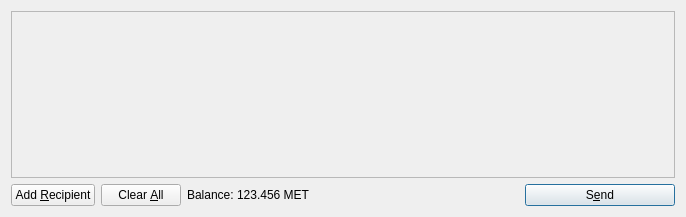
The window that src/qt/forms/sendcoinsdialog.ui (person1029/metacoin) describes before a commit, drawn with Qt 5.
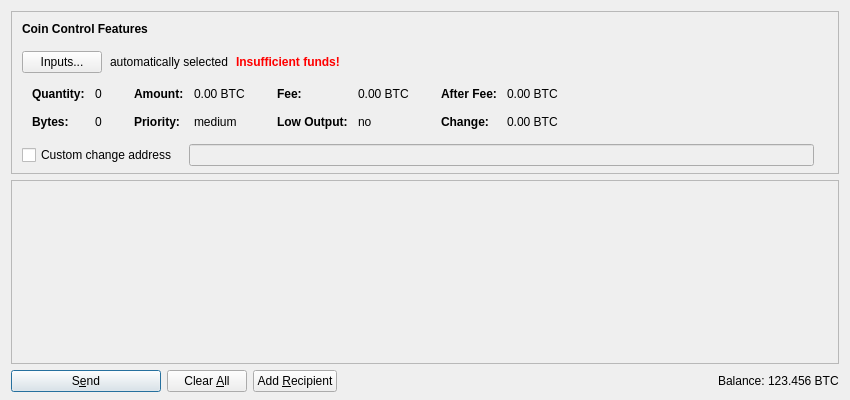
The same window after the commit. Icons and pictures are not drawn. Custom widgets are drawn as their Qt base class.

What changed in the file:
```diff
--- a/src/qt/forms/sendcoinsdialog.ui
+++ b/src/qt/forms/sendcoinsdialog.ui
@@ -6,14 +6,603 @@
    <rect>
     <x>0</x>
     <y>0</y>
-    <width>686</width>
-    <height>217</height>
+    <width>850</width>
+    <height>400</height>
    </rect>
   </property>
   <property name="windowTitle">
    <string>Send Coins</string>
   </property>
-  <layout class="QVBoxLayout" name="verticalLayout">
+  <layout class="QVBoxLayout" name="verticalLayout" stretch="0,1,0">
+   <property name="bottomMargin">
+    <number>8</number>
+   </property>
+   <item>
+    <widget class="QFrame" name="frameCoinControl">
+     <property name="sizePolicy">
+      <sizepolicy hsizetype="Expanding" vsizetype="Expanding">
+       <horstretch>0</horstretch>
+       <verstretch>0</verstretch>
+      </sizepolicy>
+     </property>
+     <property name="maximumSize">
+      <size>
+       <width>16777215</width>
+       <height>16777215</height>
+      </size>
+     </property>
+     <property name="frameShape">
+      <enum>QFrame::StyledPanel</enum>
+     </property>
+     <property name="frameShadow">
+      <enum>QFrame::Sunken</enum>
+     </property>
+     <layout class="QVBoxLayout" name="verticalLayoutCoinControl2">
+      <property name="spacing">
+       <number>0</number>
+      </property>
+      <property name="leftMargin">
+       <number>0</number>
+      </property>
+      <property name="topMargin">
+       <number>0</number>
+      </property>
+      <property name="rightMargin">
+       <number>0</number>
+      </property>
+      <property name="bottomMargin">
+       <number>6</number>
+      </property>
+      <item>
+       <layout class="QVBoxLayout" name="verticalLayoutCoinControl" stretch="0,0,0,0,1">
+        <property name="spacing">
+         <number>0</number>
+        </property>
+        <property name="leftMargin">
+         <number>10</number>
+        </property>
+        <property name="topMargin">
+         <number>10</number>
+        </property>
+        <item>
+         <layout class="QHBoxLayout" name="horizontalLayoutCoinControl1">
+          <property name="bottomMargin">
+           <number>15</number>
+          </property>
+          <item>
+           <widget class="QLabel" name="labelCoinControlFeatures">
+            <property name="sizePolicy">
+             <sizepolicy hsizetype="Preferred" vsizetype="Maximum">
+              <horstretch>0</horstretch>
+              <verstretch>0</verstretch>
+             </sizepolicy>
+            </property>
+            <property name="font">
+             <font>
+              <weight>75</weight>
+              <bold>true</bold>
+             </font>
+            </property>
+            <property name="styleSheet">
+             <string notr="true">font-weight:bold;</string>
+            </property>
+            <property name="text">
+             <string>Coin Control Features</string>
+            </property>
+           </widget>
+          </item>
+         </layout>
+        </item>
+        <item>
+         <layout class="QHBoxLayout" name="horizontalLayoutCoinControl2" stretch="0,0,0,0">
+          <property name="spacing">
+           <number>8</number>
+          </property>
+          <property name="bottomMargin">
+           <number>10</number>
+          </property>
+          <item>
+           <widget class="QPushButton" name="pushButtonCoinControl">
+            <property name="styleSheet">
+             <string notr="true"/>
+            </property>
+            <property name="text">
+             <string>Inputs...</string>
+            </property>
+           </widget>
+          </item>
+          <item>
+           <widget class="QLabel" name="labelCoinControlAutomaticallySelected">
+            <property name="text">
+             <string>automatically selected</string>
+            </property>
+            <property name="margin">
+             <number>5</number>
+            </property>
+           </widget>
+          </item>
+          <item>
+           <widget class="QLabel" name="labelCoinControlInsuffFunds">
+            <property name="font">
+             <font>
+              <weight>75</weight>
+              <bold>true</bold>
+             </font>
+            </property>
+            <property name="styleSheet">
+             <string notr="true">color:red;font-weight:bold;</string>
+            </property>
+            <property name="text">
+             <string>Insufficient funds!</string>
+            </property>
+            <property name="margin">
+             <number>5</number>
+            </property>
+           </widget>
+          </item>
+          <item>
+           <spacer name="horizontalSpacerCoinControl">
+            <property name="orientation">
+             <enum>Qt::Horizontal</enum>
+            </property>
+            <property name="sizeHint" stdset="0">
+             <size>
+              <width>40</width>
+              <height>1</height>
+             </size>
+            </property>
+           </spacer>
+          </item>
+         </layout>
+        </item>
+        <item>
+         <widget class="QWidget" name="widgetCoinControl" native="true">
+          <property name="sizePolicy">
+           <sizepolicy hsizetype="Preferred" vsizetype="Preferred">
+            <horstretch>0</horstretch>
+            <verstretch>0</verstretch>
+           </sizepolicy>
+          </property>
+          <property name="minimumSize">
+           <size>
+            <width>0</width>
+            <height>0</height>
+           </size>
+          </property>
+          <property name="styleSheet">
+           <string notr="true"/>
+          </property>
+          <layout class="QHBoxLayout" name="horizontalLayoutCoinControl5">
+           <property name="leftMargin">
+            <number>0</number>
+           </property>
+           <property name="topMargin">
+            <number>0</number>
+           </property>
+           <property name="rightMargin">
+            <number>0</number>
+           </property>
+           <property name="bottomMargin">
+            <number>0</number>
+           </property>
+           <item>
+            <layout class="QHBoxLayout" name="horizontalLayoutCoinControl3" stretch="0,0,0,1">
+             <property name="spacing">
+              <number>20</number>
+             </property>
+             <property name="topMargin">
+              <number>0</number>
+             </property>
+             <property name="bottomMargin">
+              <number>10</number>
+             </property>
+             <item>
+              <layout class="QFormLayout" name="formLayoutCoinControl1">
+               <property name="horizontalSpacing">
+                <number>10</number>
+               </property>
+               <property name="verticalSpacing">
+                <number>14</number>
+               </property>
+               <property name="leftMargin">
+                <number>10</number>
+               </property>
+               <property name="topMargin">
+                <number>4</number>
+               </property>
+               <property name="rightMargin">
+                <number>6</number>
+               </property>
+               <item row="0" column="0">
+                <widget class="QLabel" name="labelCoinControlQuantityText">
+                 <property name="font">
+                  <font>
+                   <weight>75</weight>
+                   <bold>true</bold>
+                  </font>
+                 </property>
+                 <property name="text">
+                  <string>Quantity:</string>
+                 </property>
+                 <property name="margin">
+                  <number>0</number>
+                 </property>
+                </widget>
+               </item>
+               <item row="0" column="1">
+                <widget class="QLabel" name="labelCoinControlQuantity">
+                 <property name="cursor">
+                  <cursorShape>IBeamCursor</cursorShape>
+                 </property>
+                 <property name="contextMenuPolicy">
+                  <enum>Qt::ActionsContextMenu</enum>
+                 </property>
+                 <property name="text">
+                  <string notr="true">0</string>
+                 </property>
+                 <property name="margin">
+                  <number>0</number>
+                 </property>
+                 <property name="textInteractionFlags">
+                  <set>Qt::LinksAccessibleByMouse|Qt::TextSelectableByKeyboard|Qt::TextSelectableByMouse</set>
+                 </property>
+                </widget>
+               </item>
+               <item row="1" column="0">
+                <widget class="QLabel" name="labelCoinControlBytesText">
+                 <property name="font">
+                  <font>
+                   <weight>75</weight>
+                   <bold>true</bold>
+                  </font>
+                 </property>
+                 <property name="text">
+                  <string>Bytes:</string>
+                 </property>
+                </widget>
+               </item>
+               <item row="1" column="1">
+                <widget class="QLabel" name="labelCoinControlBytes">
+                 <property name="cursor">
+                  <cursorShape>IBeamCursor</cursorShape>
+                 </property>
+                 <property name="contextMenuPolicy">
+                  <enum>Qt::ActionsContextMenu</enum>
+                 </property>
+                 <property name="text">
+                  <string notr="true">0</string>
+                 </property>
+                 <property name="textInteractionFlags">
+                  <set>Qt::LinksAccessibleByMouse|Qt::TextSelectableByKeyboard|Qt::TextSelectableByMouse</set>
+                 </property>
+                </widget>
+               </item>
+              </layout>
+             </item>
+             <item>
+              <layout class="QFormLayout" name="formLayoutCoinControl2">
+               <property name="horizontalSpacing">
+                <number>10</number>
+               </property>
+               <property name="verticalSpacing">
+                <number>14</number>
+               </property>
+               <property name="leftMargin">
+                <number>6</number>
+               </property>
+               <property name="topMargin">
+                <number>4</number>
+               </property>
+               <property name="rightMargin">
+                <number>6</number>
+               </property>
+               <item row="0" column="0">
+                <widget class="QLabel" name="labelCoinControlAmountText">
+                 <property name="font">
+                  <font>
+                   <weight>75</weight>
+                   <bold>true</bold>
+                  </font>
+                 </property>
+                 <property name="text">
+                  <string>Amount:</string>
+                 </property>
+                 <property name="margin">
+                  <number>0</number>
+                 </property>
+                </widget>
+               </item>
+               <item row="0" column="1">
+                <widget class="QLabel" name="labelCoinControlAmount">
+                 <property name="cursor">
+                  <cursorShape>IBeamCursor</cursorShape>
+                 </property>
+                 <property name="contextMenuPolicy">
+                  <enum>Qt::ActionsContextMenu</enum>
+                 </property>
+                 <property name="text">
+                  <string notr="true">0.00 BTC</string>
+                 </property>
+                 <property name="textInteractionFlags">
+                  <set>Qt::LinksAccessibleByMouse|Qt::TextSelectableByKeyboard|Qt::TextSelectableByMouse</set>
+                 </property>
+                </widget>
+               </item>
+               <item row="1" column="0">
+                <widget class="QLabel" name="labelCoinControlPriorityText">
+                 <property name="font">
+                  <font>
+                   <weight>75</weight>
+                   <bold>true</bold>
+                  </font>
+                 </property>
+                 <property name="text">
+                  <string>Priority:</string>
+                 </property>
+                </widget>
+               </item>
+               <item row="1" column="1">
+                <widget class="QLabel" name="labelCoinControlPriority">
+                 <property name="cursor">
+                  <cursorShape>IBeamCursor</cursorShape>
+                 </property>
+                 <property name="contextMenuPolicy">
+                  <enum>Qt::ActionsContextMenu</enum>
+                 </property>
+                 <property name="text">
+                  <string notr="true">medium</string>
+                 </property>
+                 <property name="textInteractionFlags">
+                  <set>Qt::LinksAccessibleByMouse|Qt::TextSelectableByKeyboard|Qt::TextSelectableByMouse</set>
+                 </property>
+                </widget>
+               </item>
+              </layout>
+             </item>
+             <item>
+              <layout class="QFormLayout" name="formLayoutCoinControl3">
+               <property name="horizontalSpacing">
+                <number>10</number>
+               </property>
+               <property name="verticalSpacing">
+                <number>14</number>
+               </property>
+               <property name="leftMargin">
+                <number>6</number>
+               </property>
+               <property name="topMargin">
+                <number>4</number>
+               </property>
+               <property name="rightMargin">
+                <number>6</number>
+               </property>
+               <item row="0" column="0">
+                <widget class="QLabel" name="labelCoinControlFeeText">
+                 <property name="font">
+                  <font>
+                   <weight>75</weight>
+                   <bold>true</bold>
+                  </font>
+                 </property>
+                 <property name="text">
+                  <string>Fee:</string>
+                 </property>
+                 <property name="margin">
+                  <number>0</number>
+                 </property>
+                </widget>
+               </item>
+               <item row="0" column="1">
+                <widget class="QLabel" name="labelCoinControlFee">
+                 <property name="cursor">
+                  <cursorShape>IBeamCursor</cursorShape>
+                 </property>
+                 <property name="contextMenuPolicy">
+                  <enum>Qt::ActionsContextMenu</enum>
+                 </property>
+                 <property name="text">
+                  <string notr="true">0.00 BTC</string>
+                 </property>
+                 <property name="textInteractionFlags">
+                  <set>Qt::LinksAccessibleByMouse|Qt::TextSelectableByKeyboard|Qt::TextSelectableByMouse</set>
+                 </property>
+                </widget>
+               </item>
+               <item row="1" column="0">
+                <widget class="QLabel" name="labelCoinControlLowOutputText">
+                 <property name="font">
+                  <font>
+                   <weight>75</weight>
+                   <bold>true</bold>
+                  </font>
+                 </property>
+                 <property name="text">
+                  <string>Low Output:</string>
+                 </property>
+                </widget>
+               </item>
+               <item row="1" column="1">
+                <widget class="QLabel" name="labelCoinControlLowOutput">
+                 <property name="cursor">
+                  <cursorShape>IBeamCursor</cursorShape>
+                 </property>
+                 <property name="contextMenuPolicy">
+                  <enum>Qt::ActionsContextMenu</enum>
+                 </property>
+                 <property name="text">
+                  <string notr="true">no</string>
+                 </property>
+                 <property name="textInteractionFlags">
+                  <set>Qt::LinksAccessibleByMouse|Qt::TextSelectableByKeyboard|Qt::TextSelectableByMouse</set>
+                 </property>
+                </widget>
+               </item>
+              </layout>
+             </item>
+             <item>
+              <layout class="QFormLayout" name="formLayoutCoinControl4">
+               <property name="horizontalSpacing">
+                <number>10</number>
+               </property>
+               <property name="verticalSpacing">
+                <number>14</number>
+               </property>
+               <property name="leftMargin">
+                <number>6</number>
+               </property>
+               <property name="topMargin">
+                <number>4</number>
+               </property>
+               <property name="rightMargin">
+                <number>6</number>
+               </property>
+               <item row="0" column="0">
+                <widget class="QLabel" name="labelCoinControlAfterFeeText">
+                 <property name="font">
+                  <font>
+                   <weight>75</weight>
+                   <bold>true</bold>
+                  </font>
+                 </property>
+                 <property name="text">
+                  <string>After Fee:</string>
+                 </property>
+                 <property name="margin">
+                  <number>0</number>
+                 </property>
+                </widget>
+               </item>
+               <item row="0" column="1">
+                <widget class="QLabel" name="labelCoinControlAfterFee">
+                 <property name="cursor">
+                  <cursorShape>IBeamCursor</cursorShape>
+                 </property>
+                 <property name="contextMenuPolicy">
+                  <enum>Qt::ActionsContextMenu</enum>
+                 </property>
+                 <property name="text">
+                  <string notr="true">0.00 BTC</string>
+                 </property>
+                 <property name="textInteractionFlags">
+                  <set>Qt::LinksAccessibleByMouse|Qt::TextSelectableByKeyboard|Qt::TextSelectableByMouse</set>
+                 </property>
+                </widget>
+               </item>
+               <item row="1" column="0">
+                <widget class="QLabel" name="labelCoinControlChangeText">
+                 <property name="font">
+                  <font>
+                   <weight>75</weight>
+                   <bold>true</bold>
+                  </font>
+                 </property>
+                 <property name="text">
+                  <string>Change:</string>
+                 </property>
+                </widget>
+               </item>
+               <item row="1" column="1">
+                <widget class="QLabel" name="labelCoinControlChange">
+                 <property name="cursor">
+                  <cursorShape>IBeamCursor</cursorShape>
+                 </property>
+                 <property name="contextMenuPolicy">
+                  <enum>Qt::ActionsContextMenu</enum>
+                 </property>
+                 <property name="text">
+                  <string notr="true">0.00 BTC</string>
+                 </property>
+                 <property name="textInteractionFlags">
+                  <set>Qt::LinksAccessibleByMouse|Qt::TextSelectableByKeyboard|Qt::TextSelectableByMouse</set>
+                 </property>
+                </widget>
+               </item>
+              </layout>
+             </item>
+            </layout>
+           </item>
+          </layout>
+         </widget>
+        </item>
+        <item>
+         <layout class="QHBoxLayout" name="horizontalLayoutCoinControl4" stretch="0,0,0">
+          <property name="spacing">
+           <number>12</number>
+          </property>
+          <property name="sizeConstraint">
+           <enum>QLayout::SetDefaultConstraint</enum>
+          </property>
+          <property name="topMargin">
+           <number>5</number>
+          </property>
+          <property name="rightMargin">
+           <number>5</number>
+          </property>
+          <item>
+           <widget class="QCheckBox" name="checkBoxCoinControlChange">
+            <property name="toolTip">
+             <string>If this is activated, but the change address is empty or invalid, change will be sent to a newly generated address.</string>
+            </property>
+            <property name="text">
+             <string>Custom change address</string>
+            </property>
+           </widget>
+          </item>
+          <item>
+           <widget class="QValidatedLineEdit" name="lineEditCoinControlChange">
+            <property name="enabled">
+             <bool>false</bool>
+            </property>
+            <property name="sizePolicy">
+             <sizepolicy hsizetype="Expanding" vsizetype="Fixed">
+              <horstretch>0</horstretch>
+              <verstretch>0</verstretch>
+             </sizepolicy>
+            </property>
+           </widget>
+          </item>
+          <item>
+           <widget class="QLabel" name="labelCoinControlChangeLabel">
+            <property name="sizePolicy">
+             <sizepolicy hsizetype="Preferred" vsizetype="Expanding">
+              <horstretch>0</horstretch>
+              <verstretch>0</verstretch>
+             </sizepolicy>
+            </property>
+            <property name="minimumSize">
+             <size>
+              <width>0</width>
+              <height>0</height>
+             </size>
+            </property>
+            <property name="text">
+             <string/>
+            </property>
+            <property name="margin">
+             <number>3</number>
+            </property>
+           </widget>
+          </item>
+         </layout>
+        </item>
+        <item>
+         <spacer name="verticalSpacerCoinControl">
+          <property name="orientation">
+           <enum>Qt::Vertical</enum>
+          </property>
+          <property name="sizeHint" stdset="0">
+           <size>
+            <width>800</width>
+            <height>1</height>
+           </size>
+          </property>
+         </spacer>
+        </item>
+       </layout>
+      </item>
+     </layout>
+    </widget>
+   </item>
    <item>
     <widget class="QScrollArea" name="scrollArea">
      <property name="widgetResizable">
@@ -24,12 +613,21 @@
        <rect>
         <x>0</x>
         <y>0</y>
-        <width>666</width>
-        <height>165</height>
+        <width>830</width>
+        <height>178</height>
        </rect>
       </property>
-      <layout class="QVBoxLayout" name="verticalLayout_2">
-       <property name="margin">
+      <layout class="QVBoxLayout" name="verticalLayout_2" stretch="0,1">
+       <property name="leftMargin">
+        <number>0</number>
+       </property>
+       <property name="topMargin">
+        <number>0</number>
+       </property>
+       <property name="rightMargin">
+        <number>0</number>
+       </property>
+       <property name="bottomMargin">
         <number>0</number>
        </property>
        <item>
@@ -59,19 +657,25 @@
    <item>
     <layout class="QHBoxLayout" name="horizontalLayout">
      <item>
-      <widget class="QPushButton" name="addButton">
+      <widget class="QPushButton" name="sendButton">
+       <property name="minimumSize">
+        <size>
+         <width>150</width>
+         <height>0</height>
+        </size>
+       </property>
        <property name="toolTip">
         <string>Send to multiple recipients at once</string>
        </property>
        <property name="text">
-        <string>Add &amp;Recipient</string>
+        <string>S&amp;end</string>
        </property>
        <property name="icon">
         <iconset resource="../bitcoin.qrc">
          <normaloff>:/icons/add</normaloff>:/icons/add</iconset>
        </property>
-       <property name="autoDefault">
-        <bool>false</bool>
+       <property name="default">
+        <bool>true</bool>
        </property>
       </widget>
      </item>
@@ -101,6 +705,36 @@
        </property>
       </widget>
      </item>
+     <item>
+      <widget class="QPushButton" name="addButton">
+       <property name="toolTip">
+        <string>Send to multiple recipients at once</string>
+       </property>
+       <property name="text">
+        <string>Add &amp;Recipient</string>
+       </property>
+       <property name="icon">
+        <iconset resource="../bitcoin.qrc">
+         <normaloff>:/icons/add</normaloff>:/icons/add</iconset>
+       </property>
+       <property name="autoDefault">
+        <bool>false</bool>
+       </property>
+      </widget>
+     </item>
+     <item>
+      <spacer name="horizontalSpacer">
+       <property name="orientation">
+        <enum>Qt::Horizontal</enum>
+       </property>
+       <property name="sizeHint" stdset="0">
+        <size>
+         <width>40</width>
+         <height>20</height>
+        </size>
+       </property>
+      </spacer>
+     </item>
      <item>
       <layout class="QHBoxLayout" name="horizontalLayout_2">
        <property name="spacing">
@@ -108,6 +742,12 @@
        </property>
        <item>
         <widget class="QLabel" name="label">
+         <property name="sizePolicy">
+          <sizepolicy hsizetype="Preferred" vsizetype="Fixed">
+           <horstretch>0</horstretch>
+           <verstretch>0</verstretch>
+          </sizepolicy>
+         </property>
          <property name="text">
           <string>Balance:</string>
          </property>
@@ -115,11 +755,17 @@
        </item>
        <item>
         <widget class="QLabel" name="labelBalance">
+         <property name="sizePolicy">
+          <sizepolicy hsizetype="Preferred" vsizetype="Fixed">
+           <horstretch>0</horstretch>
+           <verstretch>0</verstretch>
+          </sizepolicy>
+         </property>
          <property name="cursor">
           <cursorShape>IBeamCursor</cursorShape>
          </property>
          <property name="text">
-          <string>123.456 MET</string>
+          <string notr="true">123.456 BTC</string>
          </property>
          <property name="textInteractionFlags">
           <set>Qt::LinksAccessibleByMouse|Qt::TextSelectableByKeyboard|Qt::TextSelectableByMouse</set>
@@ -128,46 +774,17 @@
        </item>
       </layout>
      </item>
-     <item>
-      <spacer name="horizontalSpacer">
-       <property name="orientation">
-        <enum>Qt::Horizontal</enum>
-       </property>
-       <property name="sizeHint" stdset="0">
-        <size>
-         <width>40</width>
-         <height>20</height>
-        </size>
-       </property>
-      </spacer>
-     </item>
-     <item>
-      <widget class="QPushButton" name="sendButton">
-       <property name="minimumSize">
-        <size>
-         <width>150</width>
-         <height>0</height>
-        </size>
-       </property>
-       <property name="toolTip">
-        <string>Confirm the send action</string>
-       </property>
-       <property name="text">
-        <string>S&amp;end</string>
-       </property>
-       <property name="icon">
-        <iconset resource="../bitcoin.qrc">
-         <normaloff>:/icons/send</normaloff>:/icons/send</iconset>
-       </property>
-       <property name="default">
-        <bool>true</bool>
-       </property>
-      </widget>
-     </item>
     </layout>
    </item>
   </layout>
  </widget>
+ <customwidgets>
+  <customwidget>
+   <class>QValidatedLineEdit</class>
+   <extends>QLineEdit</extends>
+   <header>qvalidatedlineedit.h</header>
+  </customwidget>
+ </customwidgets>
  <resources>
   <include location="../bitcoin.qrc"/>
  </resources>
```
Left out of the diff: 6 changed lines with no effect on the pictures.
